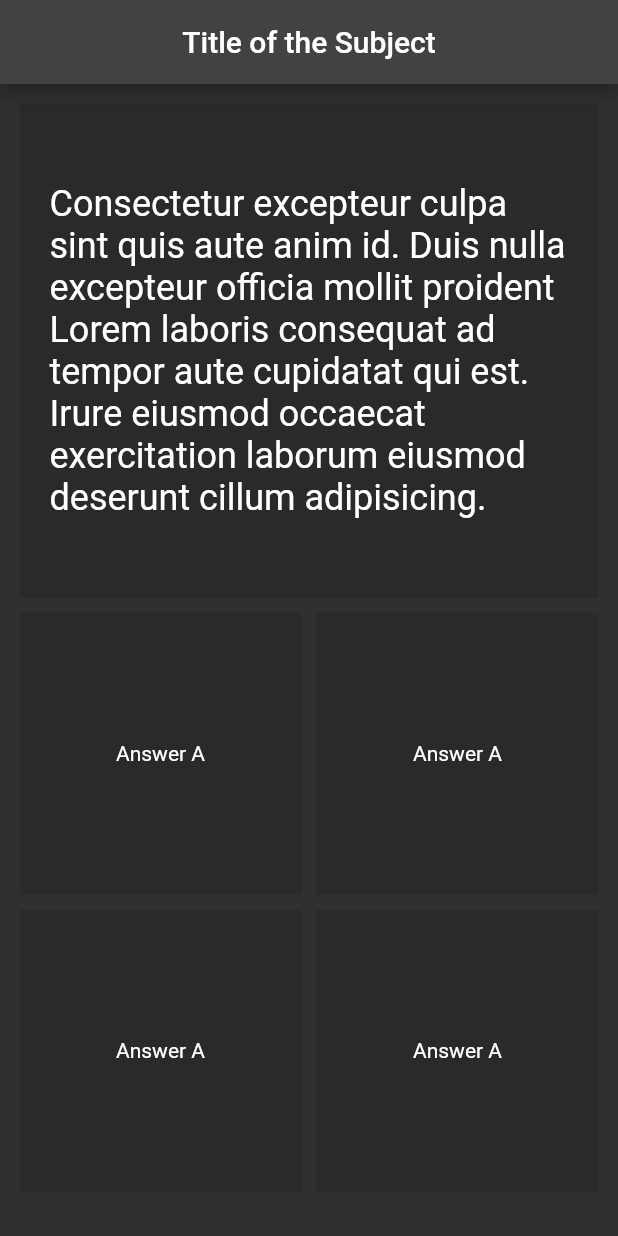
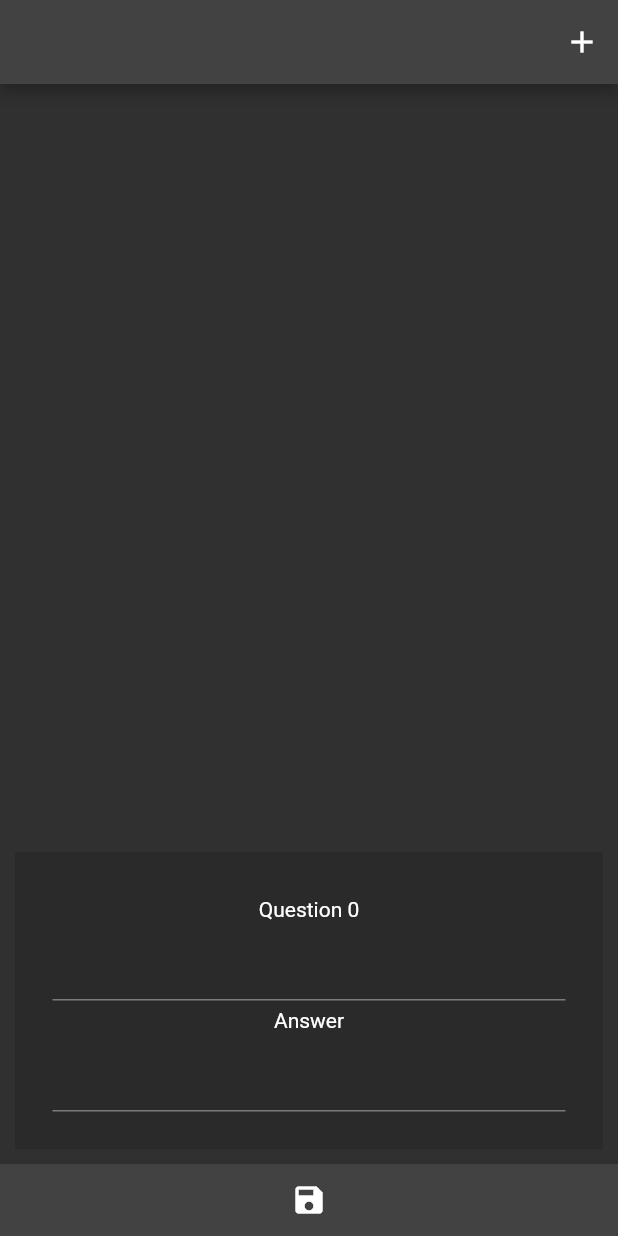
Before and after one commit to CorHandikaSawai/QCards, a Flutter app: the screen it shows after launch, on a phone screen of 412 x 824 dp. Run offline on Flutter 3.47's test engine with Material 2 defaults, Android fonts, the light colour scheme and no system bars.

Commit message:
add new screen for creating cards.

```diff
--- a/lib/main.dart
+++ b/lib/main.dart
@@ -1,4 +1,6 @@
 import 'package:flutter/material.dart';
+import 'package:free_quizme/screens/create_card_screen.dart';
+import 'package:free_quizme/screens/quiz_screen.dart';
 
 void main() {
   runApp(const MyApp());
@@ -13,7 +15,7 @@ class MyApp extends StatelessWidget {
     return MaterialApp(
       title: 'Free Quizme',
       theme: ThemeData.dark(),
-      home: const MyHomePage(title: 'Flutter Demo Home Page'),
+      home: CreateCardsScreen(),
     );
   }
 }
@@ -30,64 +32,8 @@ class MyHomePage extends StatefulWidget {
 class _MyHomePageState extends State<MyHomePage> {
   @override
   Widget build(BuildContext context) {
-    final screenSize = MediaQuery.of(context).size;
-    return Scaffold(
-      appBar: AppBar(
-        title: const Text("Title of the Subject"),
-        centerTitle: true,
-      ),
-      body: SafeArea(
-        minimum: const EdgeInsets.all(8.0),
-        child: Column(
-          crossAxisAlignment: CrossAxisAlignment.stretch,
-          children: [
-            Container(
-              margin: const EdgeInsets.all(5.0),
-              height: screenSize.height * 0.4,
-              color: Colors.black12,
-              child: const Center(
-                child: Padding(
-                  padding: EdgeInsets.all(20.0),
-                  child: Text(
-                    'Consectetur excepteur culpa sint quis aute anim id. Duis nulla excepteur officia mollit proident Lorem laboris consequat ad tempor aute cupidatat qui est. Irure eiusmod occaecat exercitation laborum eiusmod deserunt cillum adipisicing.',
-                    textAlign: TextAlign.left,
-                    style: TextStyle(
-                      fontSize: 24,
-                    ),
-                  ),
-                ),
-              ),
-            ),
-            Container(
-              height: screenSize.height * 0.5,
-              child: GridView.count(
-                crossAxisCount: 2,
-                children: const [
-                  Answer(),
-                  Answer(),
-                  Answer(),
-                  Answer(),
-                ],
-              ),
-            ),
-          ],
-        ),
-      ),
+    return Container(
+      child: Text('I do not know what to put here yet'),
     );
   }
 }
-
-class Answer extends StatelessWidget {
-  const Answer({
-    Key? key,
-  }) : super(key: key);
-
-  @override
-  Widget build(BuildContext context) {
-    return Container(
-      margin: const EdgeInsets.all(5),
-      child: const Center(child: Text('Answer A')),
-      color: Colors.black12,
-    );
-  }
-}
--- /dev/null
+++ b/lib/screens/create_card_screen.dart
@@ -0,0 +1,129 @@
+import 'package:flutter/cupertino.dart';
+import 'package:flutter/material.dart';
+import 'package:flutter/src/widgets/container.dart';
+import 'package:flutter/src/widgets/framework.dart';
+
+class CreateCardsScreen extends StatefulWidget {
+  const CreateCardsScreen({super.key});
+
+  @override
+  State<CreateCardsScreen> createState() => _CreateCardsScreenState();
+}
+
+class _CreateCardsScreenState extends State<CreateCardsScreen> {
+  var numOfCards = 1;
+  //TODO: Add controller to focus on the newly created card
+  @override
+  Widget build(BuildContext context) {
+    return Scaffold(
+      appBar: AppBar(
+        actions: [
+          Tab(
+            child: IconButton(
+              onPressed: () {
+                setState(() {
+                  numOfCards++;
+                });
+              },
+              icon: Icon(Icons.add),
+            ),
+          )
+        ],
+      ),
+      body: SafeArea(
+        child: Form(
+          child: ListView.builder(
+            reverse: mounted,
+            itemCount: numOfCards,
+            itemBuilder: (context, index) {
+              return QACardForm();
+            },
+          ),
+        ),
+      ),
+      bottomNavigationBar: BottomAppBar(
+        child: IconButton(
+          onPressed: () => print('save cards'),
+          icon: Icon(Icons.save),
+        ),
+      ),
+    );
+  }
+}
+
+class QACardForm extends StatefulWidget {
+  const QACardForm({
+    Key? key,
+  }) : super(key: key);
+
+  @override
+  State<QACardForm> createState() => _QACardFormState();
+}
+
+class _QACardFormState extends State<QACardForm> {
+  var counter = 0;
+  @override
+  Widget build(BuildContext context) {
+    return Container(
+      margin: EdgeInsets.all(10.0),
+      color: Colors.black12,
+      child: InkWell(
+        onLongPress: () {
+          setState(() {
+            counter++;
+          });
+          showDialog(
+            context: context,
+            builder: (BuildContext context) => AlertDialog(
+              title: Text('Delete'),
+              content: Text('Delete this card?'),
+              actions: [
+                TextButton(
+                  onPressed: () {
+                    print('Yes');
+                    Navigator.pop(context);
+                  },
+                  child: Text('Yes'),
+                ),
+                TextButton(
+                  onPressed: () {
+                    print('No');
+                    Navigator.pop(context);
+                  },
+                  child: Text('No'),
+                ),
+              ],
+            ),
+          );
+        },
+        child: Container(
+          padding: EdgeInsets.all(25.0),
+          child: Column(
+            children: [
+              Container(
+                margin: EdgeInsets.all(5),
+                child: Text('Question $counter'),
+              ),
+              Container(
+                child: TextFormField(
+                  keyboardType: TextInputType.multiline,
+                  maxLines: null,
+                ),
+              ),
+              Container(
+                margin: EdgeInsets.all(5),
+                child: Text('Answer'),
+              ),
+              Container(
+                child: TextFormField(
+                  keyboardType: TextInputType.multiline,
+                  maxLines: null,
+                ),
+              ),
+            ],
+          ),
+        ),
+      ),
+    );
+  }
+}
```
Also changed, not shown: lib/screens/quiz_screen.dart (added, +63 -0 lines), lib/widgets/answer.dart (added, +33 -0 lines).
